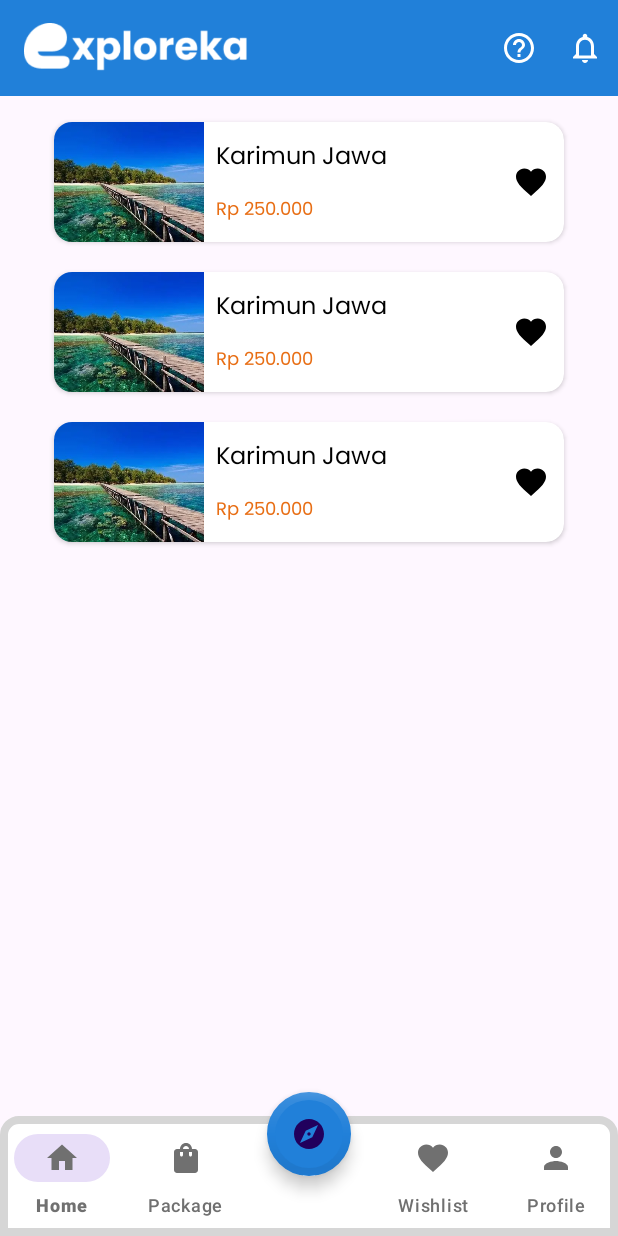
After one commit to Exploreka/Exploreka-App, an Android app: the layout activity_wishlist.xml on its own in the app's theme, with its tools: preview values and no code run, on a phone screen of 412 x 824 dp. The commit adds this screen. Run offline under Robolectric (Android 15) with nearby library versions, the phone set to English and light mode, and no system bars.

Commit message:
Add Layout Wishlist

```diff
--- a/app/src/main/AndroidManifest.xml
+++ b/app/src/main/AndroidManifest.xml
@@ -12,6 +12,13 @@
         android:supportsRtl="true"
         android:theme="@style/Theme.Exploreka"
         tools:targetApi="31">
+        <activity
+            android:name=".WishlistActivity"
+            android:exported="false">
+            <meta-data
+                android:name="android.app.lib_name"
+                android:value="" />
+        </activity>
         <activity
             android:name=".ProfileActivity"
             android:exported="false">
--- /dev/null
+++ b/app/src/main/java/com/exploreka/app/WishlistActivity.kt
@@ -0,0 +1,11 @@
+package com.exploreka.app
+
+import androidx.appcompat.app.AppCompatActivity
+import android.os.Bundle
+
+class WishlistActivity : AppCompatActivity() {
+    override fun onCreate(savedInstanceState: Bundle?) {
+        super.onCreate(savedInstanceState)
+        setContentView(R.layout.activity_wishlist)
+    }
+}
--- a/app/src/main/res/layout/activity_profile.xml
+++ b/app/src/main/res/layout/activity_profile.xml
@@ -41,12 +41,11 @@
             android:padding="10dp"
             app:tint="@color/white" />
 
-
-
     </androidx.appcompat.widget.Toolbar>
 
     <include
         android:id="@+id/iv_profile"
+        style="@style/ButtonStyle"
         layout="@layout/item_profile"
         android:layout_width="320dp"
         android:layout_height="200dp"
--- /dev/null
+++ b/app/src/main/res/layout/activity_wishlist.xml
@@ -0,0 +1,89 @@
+<?xml version="1.0" encoding="utf-8"?>
+<androidx.constraintlayout.widget.ConstraintLayout xmlns:android="http://schemas.android.com/apk/res/android"
+    xmlns:app="http://schemas.android.com/apk/res-auto"
+    xmlns:tools="http://schemas.android.com/tools"
+    android:layout_width="match_parent"
+    android:layout_height="match_parent"
+    tools:context=".WishlistActivity">
+
+    <androidx.appcompat.widget.Toolbar
+        android:id="@+id/toolbar"
+        android:layout_width="match_parent"
+        android:layout_height="wrap_content"
+        android:background="@color/primary_500"
+        app:layout_constraintTop_toTopOf="parent">
+
+        <ImageView
+            android:id="@+id/exploreka"
+            android:layout_width="150dp"
+            android:layout_height="50dp"
+            android:src="@drawable/exploreka"
+            android:layout_gravity="start"
+            app:tint="@color/white" />
+
+        <ImageView
+            android:id="@+id/notification_button"
+            android:layout_width="wrap_content"
+            android:layout_height="wrap_content"
+            android:src="@drawable/ic_baseline_notifications_none_24"
+            android:layout_gravity="end"
+            android:padding="10dp"
+            app:tint="@color/white" />
+
+        <ImageView
+            android:id="@+id/help_button"
+            android:layout_width="wrap_content"
+            android:layout_height="wrap_content"
+            android:src="@drawable/ic_baseline_help_outline_24"
+            android:layout_gravity="end"
+            android:padding="10dp"
+            app:tint="@color/white" />
+
+    </androidx.appcompat.widget.Toolbar>
+
+    <androidx.recyclerview.widget.RecyclerView
+        android:id="@+id/recycler_view"
+        android:layout_width="wrap_content"
+        android:layout_height="0dp"
+        android:layout_marginTop="7dp"
+        app:layout_constraintHorizontal_bias="0.5"
+        tools:listitem="@layout/item_wishlist"
+        app:layout_constraintTop_toBottomOf="@id/toolbar"
+        app:layout_constraintBottom_toTopOf="@id/bottom_navigation"
+        app:layout_constraintStart_toStartOf="parent"
+        app:layout_constraintEnd_toEndOf="parent"/>
+
+    <com.google.android.material.bottomnavigation.BottomNavigationView
+        android:id="@+id/bottom_navigation"
+        android:layout_width="match_parent"
+        android:layout_height="wrap_content"
+        android:background="@drawable/bottom_navigation_background"
+        android:elevation="8dp"
+        app:itemIconTint="@color/grey"
+        app:itemTextColor="@color/grey"
+        app:labelVisibilityMode="labeled"
+        app:menu="@menu/bottom_navigation_menu"
+        app:layout_constraintBottom_toBottomOf="parent"
+        app:layout_constraintStart_toStartOf="parent"
+        app:layout_constraintEnd_toEndOf="parent" />
+
+
+    <com.google.android.material.floatingactionbutton.FloatingActionButton
+        android:id="@+id/floating_action_button"
+        android:layout_width="wrap_content"
+        android:layout_height="wrap_content"
+        style="@style/FAB.WhiteText"
+        app:borderWidth="5dp"
+        android:background="@drawable/rounded_fab"
+        app:borderColor="@color/grey2"
+        app:shapeAppearanceOverlay="@style/ShapeAppearanceOverlay.MaterialComponents.LargeComponent"
+        app:backgroundTint="@color/primary_500"
+        android:src="@drawable/ic_baseline_explore_24"
+        app:layout_constraintTop_toTopOf="@id/bottom_navigation"
+        app:layout_constraintStart_toStartOf="@id/bottom_navigation"
+        app:layout_constraintEnd_toEndOf="@id/bottom_navigation"
+        android:layout_marginTop="-16dp" /> <!-- Sesuaikan dengan nilai yang diinginkan -->
+
+
+
+</androidx.constraintlayout.widget.ConstraintLayout>
--- /dev/null
+++ b/app/src/main/res/layout/item_wishlist.xml
@@ -0,0 +1,70 @@
+<androidx.cardview.widget.CardView
+    xmlns:android="http://schemas.android.com/apk/res/android"
+    xmlns:app="http://schemas.android.com/apk/res-auto"
+    android:layout_width="340dp"
+    android:layout_height="80dp"
+    android:layout_gravity="center_horizontal"
+    android:layout_margin="10dp"
+    android:padding="8dp"
+    app:cardCornerRadius="12dp">
+
+    <androidx.constraintlayout.widget.ConstraintLayout
+        android:layout_width="match_parent"
+        android:layout_height="wrap_content">
+
+        <ImageView
+            android:id="@+id/image_wishlist"
+            android:layout_width="100dp"
+            android:layout_height="100dp"
+            android:src="@drawable/karimunjawa"
+            android:scaleType="centerCrop"
+            app:layout_constraintStart_toStartOf="parent"
+            app:layout_constraintTop_toTopOf="parent"
+            app:layout_constraintBottom_toBottomOf="parent"
+            app:layout_constraintVertical_bias="0.5"
+            android:layout_marginEnd="8dp"/>
+
+        <TextView
+            android:id="@+id/text_wisata_name"
+            android:layout_width="0dp"
+            android:layout_height="wrap_content"
+            android:text="Karimun Jawa"
+            android:textSize="16sp"
+            android:textColor="@color/black"
+            android:fontFamily="@font/poppins_regular"
+            app:layout_constraintStart_toEndOf="@id/image_wishlist"
+            app:layout_constraintEnd_toStartOf="@id/icon_favorite"
+            app:layout_constraintTop_toTopOf="parent"
+            app:layout_constraintBottom_toTopOf="@id/text_wisata_price"
+            android:layout_marginStart="8dp"/>
+
+        <TextView
+            android:id="@+id/text_wisata_price"
+            android:layout_width="0dp"
+            android:layout_height="wrap_content"
+            android:text="Rp 250.000"
+            android:textSize="12sp"
+            android:textColor="#E86E14"
+            android:fontFamily="@font/poppins_regular"
+            app:layout_constraintStart_toEndOf="@id/image_wishlist"
+            app:layout_constraintEnd_toStartOf="@id/icon_favorite"
+            app:layout_constraintTop_toBottomOf="@id/text_wisata_name"
+            app:layout_constraintBottom_toBottomOf="parent"
+            android:layout_marginStart="8dp"/>
+
+        <ImageView
+            android:id="@+id/icon_favorite"
+            android:layout_width="24dp"
+            android:layout_height="24dp"
+            android:src="@drawable/ic_baseline_favorite_24"
+            app:tint="@color/black"
+            android:layout_marginEnd="10dp"
+            app:layout_constraintEnd_toEndOf="parent"
+            app:layout_constraintTop_toTopOf="parent"
+            app:layout_constraintBottom_toBottomOf="parent"
+            app:layout_constraintVertical_bias="0.5"
+            android:layout_marginStart="8dp"/>
+
+    </androidx.constraintlayout.widget.ConstraintLayout>
+
+</androidx.cardview.widget.CardView>
```
Also changed, not shown: app/src/main/res/drawable-v24/karimunjawa.webp (added).
